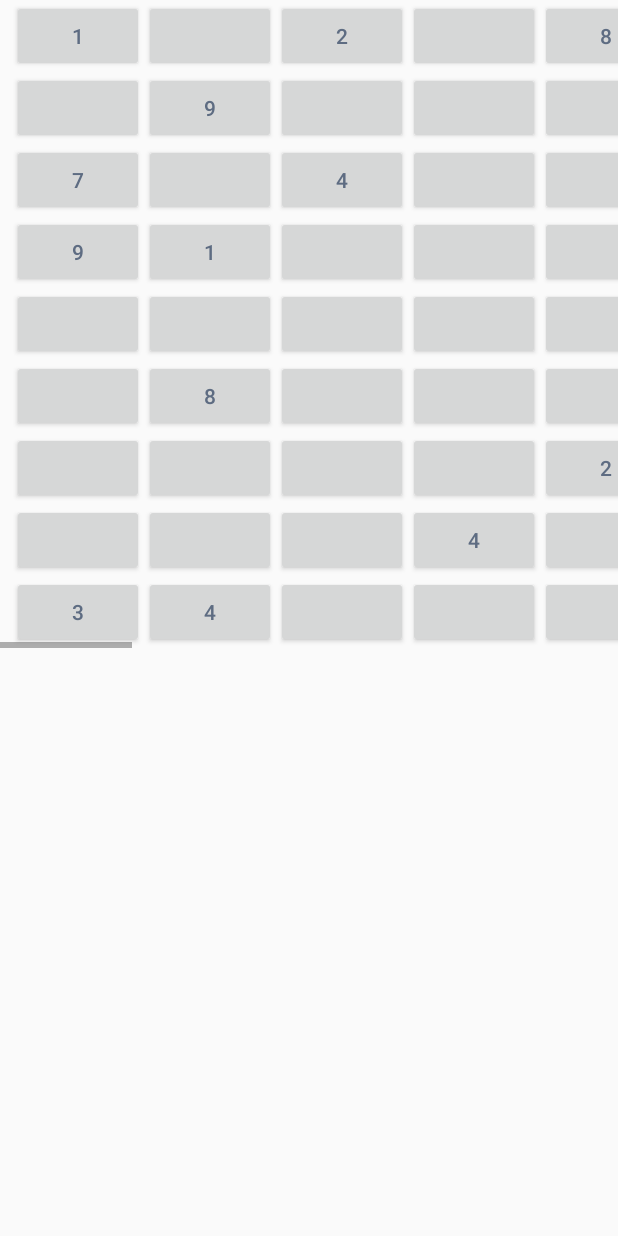
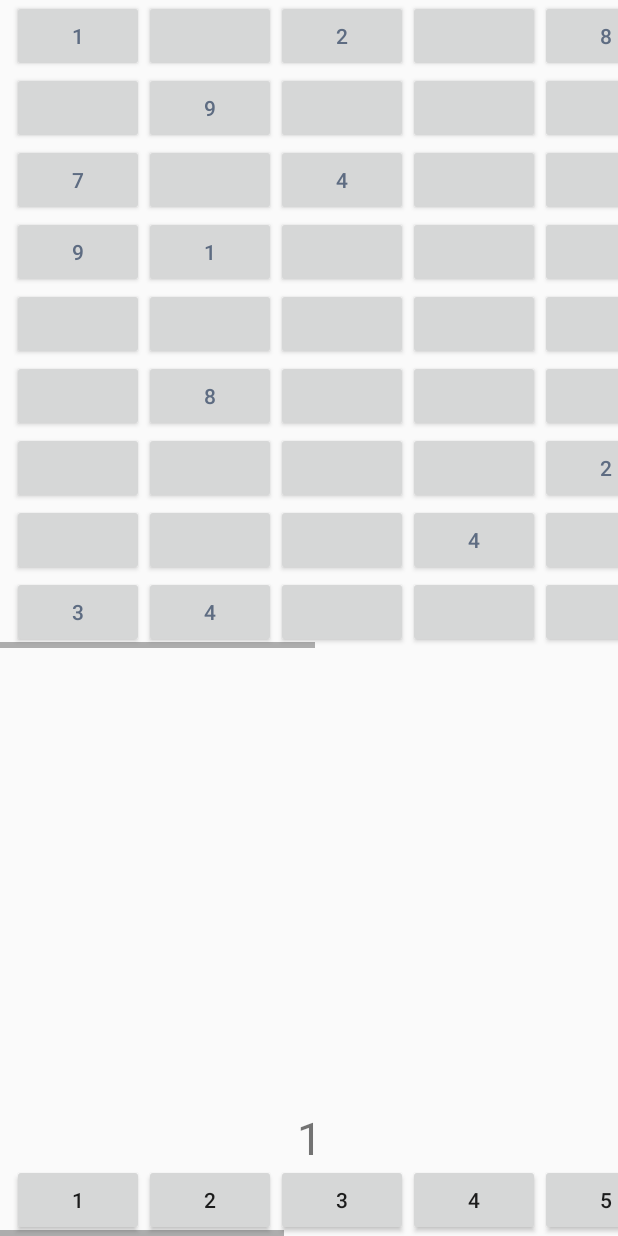
Before and after one commit to adicoen/Sudoku, an Android app: the screen it shows after launch (MainActivity), after a tap on "PLAY", on a phone screen of 412 x 824 dp. Run offline under Robolectric (Android 15) with nearby library versions, the phone set to English and light mode, and no system bars.

Commit message:
everything works

```diff
--- a/app/src/main/java/com/example/user/sudoku/GameMenu.java
+++ b/app/src/main/java/com/example/user/sudoku/GameMenu.java
@@ -12,7 +12,7 @@ public class GameMenu extends AppCompatActivity {
     protected void onCreate(Bundle savedInstanceState) {
         super.onCreate(savedInstanceState);
         setContentView(R.layout.activity_game_menu);
-        Button btn = findViewById(R.id.button6);
+        Button btn = findViewById(R.id.button1);
 
         btn.setOnClickListener(new View.OnClickListener() {
             @Override
--- a/app/src/main/java/com/example/user/sudoku/MainActivity.java
+++ b/app/src/main/java/com/example/user/sudoku/MainActivity.java
@@ -27,42 +27,38 @@ public class MainActivity extends AppCompatActivity implements View.OnClickListe
         board = (TableLayout) findViewById(R.id.tableLayout);
         bar = (TableLayout) findViewById(R.id.tableLayout2);
         buttons = new Button[91];
-        for (int i = 2; i < 93; i++) {
+        for (int i = 3; i < 94; i++) {
             String str = "button" + i;
-            if (i != 6) {
-                button = findViewById(getResources().getIdentifier(str, "id", getPackageName()));
-                buttons[i - 2] = button;
-            }
+            button = findViewById(getResources().getIdentifier(str, "id", getPackageName()));
+            buttons[i - 3] = button;
+            buttons[i - 3].setOnClickListener(this);
         }
         text = findViewById(R.id.textView2);
-        /*for (int i = 0; i < 91; i++) {
-            buttons[i].setOnClickListener(this);
-        }*/
-        given = new Button[]{buttons[82], buttons[84], buttons[86], buttons[89], buttons[90], buttons[74], buttons[79], buttons[64], buttons[66], buttons[69], buttons[55], buttons[56], buttons[51], buttons[52], buttons[54], buttons[38], buttons[42], buttons[43], buttons[44], buttons[32], buttons[35], buttons[36], buttons[22], buttons[26], buttons[10], buttons[11], buttons[18]};
+        text.setText(value);
+        given = new Button[]{buttons[81], buttons[83], buttons[85], buttons[88], buttons[89], buttons[73], buttons[78], buttons[63], buttons[65], buttons[68], buttons[54], buttons[55], buttons[50], buttons[51], buttons[53], buttons[37], buttons[41], buttons[42], buttons[43], buttons[31], buttons[34], buttons[35], buttons[21], buttons[25], buttons[9], buttons[10], buttons[17]};
         nums = new int[]{1, 2, 8, 7, 9, 9, 1, 7, 4, 9, 9, 1, 8, 9, 3, 8, 7, 2, 5, 2, 4, 5, 4, 9, 3, 4, 6};
         for (int i = 0; i < given.length; i++) {
             given[i].setText(Integer.toString(nums[i]));
             given[i].setTextColor(Color.parseColor("#5e6c82"));
-            given[i].setClickable(false);
         }
     }
 
     @Override
     public void onClick(View v) {
         switch (v.getId()) {
-            case R.id.button2:
+            case R.id.button3:
                 value = "1";
                 text.setText(value);
                 break;
-            case R.id.button3:
+            case R.id.button4:
                 value = "2";
                 text.setText(value);
                 break;
-            case R.id.button4:
+            case R.id.button5:
                 value = "3";
                 text.setText(value);
                 break;
-            case R.id.button5:
+            case R.id.button6:
                 value = "4";
                 text.setText(value);
                 break;
--- a/app/src/main/res/layout/activity_game_menu.xml
+++ b/app/src/main/res/layout/activity_game_menu.xml
@@ -8,7 +8,7 @@
 
 
     <Button
-        android:id="@+id/button6"
+        android:id="@+id/button1"
         style="?android:attr/borderlessButtonStyle"
         android:layout_width="wrap_content"
         android:layout_height="wrap_content"
--- a/app/src/main/res/layout/main_activity.xml
+++ b/app/src/main/res/layout/main_activity.xml
@@ -1,6 +1,7 @@
 <?xml version="1.0" encoding="utf-8"?>
 <android.support.constraint.ConstraintLayout xmlns:android="http://schemas.android.com/apk/res/android"
     xmlns:app="http://schemas.android.com/apk/res-auto"
+    xmlns:tools="http://schemas.android.com/tools"
     android:layout_width="match_parent"
     android:layout_height="match_parent">
 
@@ -494,6 +495,37 @@
                             android:layout_height="wrap_content" />
                     </TableRow>
                 </TableLayout>
+            </LinearLayout>
+        </HorizontalScrollView>
+    </ScrollView>
+
+    <ScrollView
+        android:id="@+id/scrollView4"
+        android:layout_width="wrap_content"
+        android:layout_height="wrap_content"
+        android:layout_marginTop="124dp"
+        app:layout_constraintBottom_toBottomOf="parent"
+        app:layout_constraintStart_toStartOf="parent"
+        app:layout_constraintTop_toBottomOf="@+id/scrollView3"
+        app:layout_constraintVertical_bias="1.0">
+
+        <HorizontalScrollView
+            android:id="@+id/scrollView10"
+            android:layout_width="wrap_content"
+            android:layout_height="wrap_content"
+            app:layout_constraintBottom_toBottomOf="parent"
+            app:layout_constraintEnd_toEndOf="parent"
+            app:layout_constraintStart_toStartOf="parent"
+            app:layout_constraintTop_toTopOf="parent">
+
+            <LinearLayout
+                android:id="@+id/horizontalScrollView1"
+                android:layout_width="wrap_content"
+                android:layout_height="wrap_content"
+                app:layout_constraintBottom_toBottomOf="parent"
+                app:layout_constraintEnd_toEndOf="parent"
+                app:layout_constraintStart_toStartOf="parent"
+                app:layout_constraintTop_toTopOf="parent">
 
                 <TableLayout
                     android:id="@+id/tableLayout2"
@@ -512,25 +544,25 @@
                         android:layout_height="match_parent">
 
                         <Button
-                            android:id="@+id/button2"
+                            android:id="@+id/button3"
                             android:layout_width="wrap_content"
                             android:layout_height="wrap_content"
                             android:text="1" />
 
                         <Button
-                            android:id="@+id/button3"
+                            android:id="@+id/button4"
                             android:layout_width="wrap_content"
                             android:layout_height="wrap_content"
                             android:text="2" />
 
                         <Button
-                            android:id="@+id/button4"
+                            android:id="@+id/button5"
                             android:layout_width="wrap_content"
                             android:layout_height="wrap_content"
                             android:text="3" />
 
                         <Button
-                            android:id="@+id/button5"
+                            android:id="@+id/button6"
                             android:layout_width="wrap_content"
                             android:layout_height="wrap_content"
                             android:text="4" />
@@ -574,19 +606,19 @@
                     </TableRow>
                 </TableLayout>
 
-                <TextView
-                    android:id="@+id/textView2"
-                    android:layout_width="wrap_content"
-                    android:layout_height="wrap_content"
-                    android:layout_marginStart="204dp"
-                    android:layout_marginLeft="204dp"
-                    android:layout_marginBottom="60dp"
-                    android:text="1"
-                    android:textSize="30dp"
-                    app:layout_constraintBottom_toBottomOf="parent"
-                    app:layout_constraintStart_toStartOf="parent" />
 
             </LinearLayout>
         </HorizontalScrollView>
     </ScrollView>
+
+    <TextView
+        android:id="@+id/textView2"
+        android:layout_width="wrap_content"
+        android:layout_height="wrap_content"
+        android:layout_marginBottom="45dp"
+        android:text="1"
+        android:textSize="30dp"
+        app:layout_constraintBottom_toBottomOf="@+id/scrollView4"
+        app:layout_constraintEnd_toEndOf="parent"
+        app:layout_constraintStart_toStartOf="parent" />z
 </android.support.constraint.ConstraintLayout>
```
Also changed, not shown: 86 other files.
